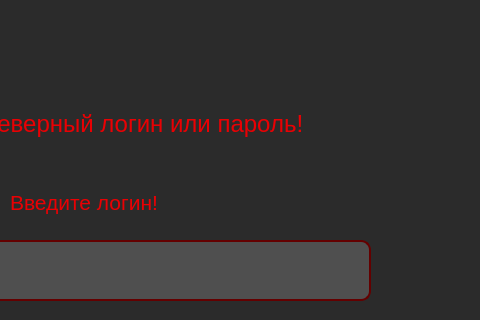
This is designer_files/UI/login.ui in lycayan18/PyQT_Danilov as Qt 5 draws it before an edit; both pictures show x 370 to 850 and y 0 to 320 of the 850 by 550 pixel window. The edited form follows.
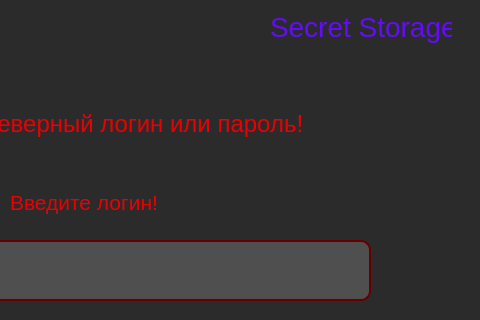
This is the edited form.

```diff
--- a/designer_files/UI/login.ui
+++ b/designer_files/UI/login.ui
@@ -189,6 +189,23 @@
     <string>&lt;html&gt;&lt;head/&gt;&lt;body&gt;&lt;p&gt;&lt;span style=&quot; font-size:16pt;&quot;&gt;Введите пароль!&lt;/span&gt;&lt;/p&gt;&lt;/body&gt;&lt;/html&gt;</string>
    </property>
   </widget>
+  <widget class="QLabel" name="label_5">
+   <property name="geometry">
+    <rect>
+     <x>640</x>
+     <y>10</y>
+     <width>182</width>
+     <height>34</height>
+    </rect>
+   </property>
+   <property name="styleSheet">
+    <string notr="true">font-size: 28px;
+color: rgb(100, 11, 255)</string>
+   </property>
+   <property name="text">
+    <string>Secret Storage</string>
+   </property>
+  </widget>
  </widget>
  <resources/>
  <connections/>
```
